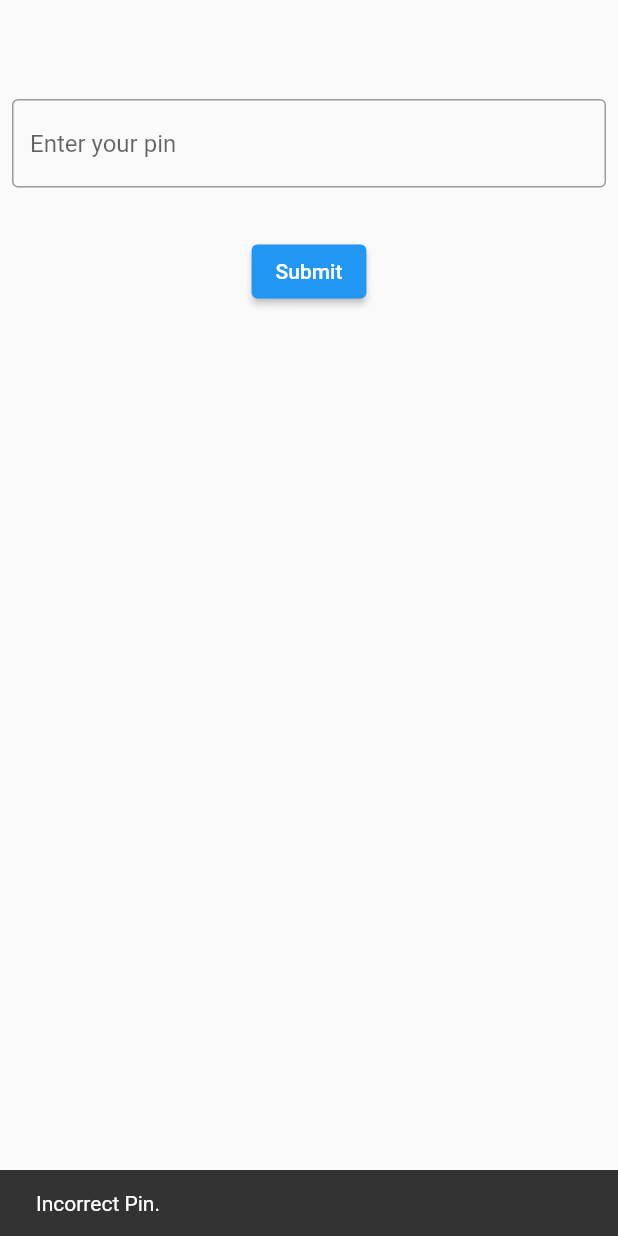
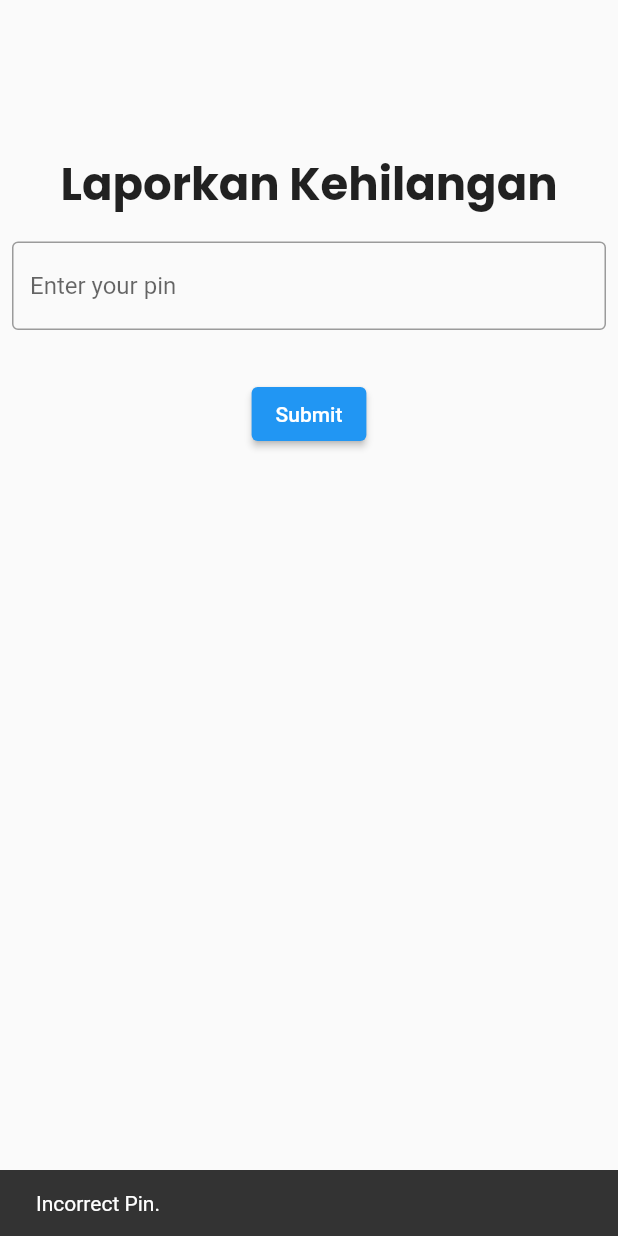
Before and after one commit to daffavcd/MissingPets, a Flutter app: the screen it shows after launch, after a tap on "Submit", on a phone screen of 412 x 824 dp. Run offline on Flutter 3.47's test engine with Material 2 defaults, Android fonts, the phone set to English and light mode, and no system bars; our stand-ins replace google_fonts; project files that could hold a hidden picture were left out.

Commit message:
font poppins

```diff
--- a/lib/main.dart
+++ b/lib/main.dart
@@ -1,6 +1,7 @@
 import 'package:flutter/material.dart';
 import 'components/first_image.dart';
 import 'pages/list_laporan.dart';
+import 'pages/laporkan_kehilangan.dart';
 
 void main() => runApp(const MaterialApp(home: MyApp()));
 
@@ -47,7 +48,8 @@ class _MyAppState extends State<MyApp> with SingleTickerProviderStateMixin {
               {
                 Navigator.pushReplacement(
                   context,
-                  MaterialPageRoute(builder: (context) => const ListLaporan()),
+                  MaterialPageRoute(
+                      builder: (context) => const LaporkanKehilangan()),
                 )
               }
             else if (status == AnimationStatus.dismissed)
--- /dev/null
+++ b/lib/pages/laporkan_kehilangan.dart
@@ -0,0 +1,69 @@
+import 'package:flutter/material.dart';
+import 'package:google_fonts/google_fonts.dart';
+
+class LaporkanKehilangan extends StatefulWidget {
+  const LaporkanKehilangan({super.key});
+
+  @override
+  State<LaporkanKehilangan> createState() => _LaporkanKehilanganState();
+}
+
+class _LaporkanKehilanganState extends State<LaporkanKehilangan> {
+  final myController = TextEditingController();
+
+  @override
+  Widget build(BuildContext context) {
+    return Scaffold(
+      body: Column(
+        children: <Widget>[
+          const SizedBox(
+            height: 100,
+          ),
+          Text(
+            "Laporkan Kehilangan",
+            style: GoogleFonts.poppins(
+              textStyle:
+                  const TextStyle(fontWeight: FontWeight.bold, fontSize: 30),
+            ),
+          ),
+          Padding(
+            padding: const EdgeInsets.symmetric(horizontal: 8, vertical: 16),
+            child: TextFormField(
+              obscureText: true,
+              enableSuggestions: false,
+              autocorrect: false,
+              controller: myController,
+              decoration: const InputDecoration(
+                border: OutlineInputBorder(),
+                hintText: 'Enter your pin',
+              ),
+              validator: (value) {
+                if (value == null || value.isEmpty) {
+                  return 'Please enter some text';
+                }
+                return null;
+              },
+            ),
+          ),
+          Padding(
+            padding: const EdgeInsets.symmetric(vertical: 16.0),
+            child: ElevatedButton(
+              onPressed: () {
+                if (myController.text == 'daffavcd') {
+                  ScaffoldMessenger.of(context).showSnackBar(
+                    const SnackBar(content: Text('You are Autorized.')),
+                  );
+                } else {
+                  ScaffoldMessenger.of(context).showSnackBar(
+                    const SnackBar(content: Text('Incorrect Pin.')),
+                  );
+                }
+              },
+              child: const Text('Submit'),
+            ),
+          ),
+        ],
+      ),
+    );
+  }
+}
--- a/pubspec.yaml
+++ b/pubspec.yaml
@@ -35,6 +35,7 @@ dependencies:
   # The following adds the Cupertino Icons font to your application.
   # Use with the CupertinoIcons class for iOS style icons.
   cupertino_icons: ^1.0.2
+  google_fonts: ^3.0.1
 
 dev_dependencies:
   flutter_test:
```
Also changed, not shown: pubspec.lock, 1 other file.
